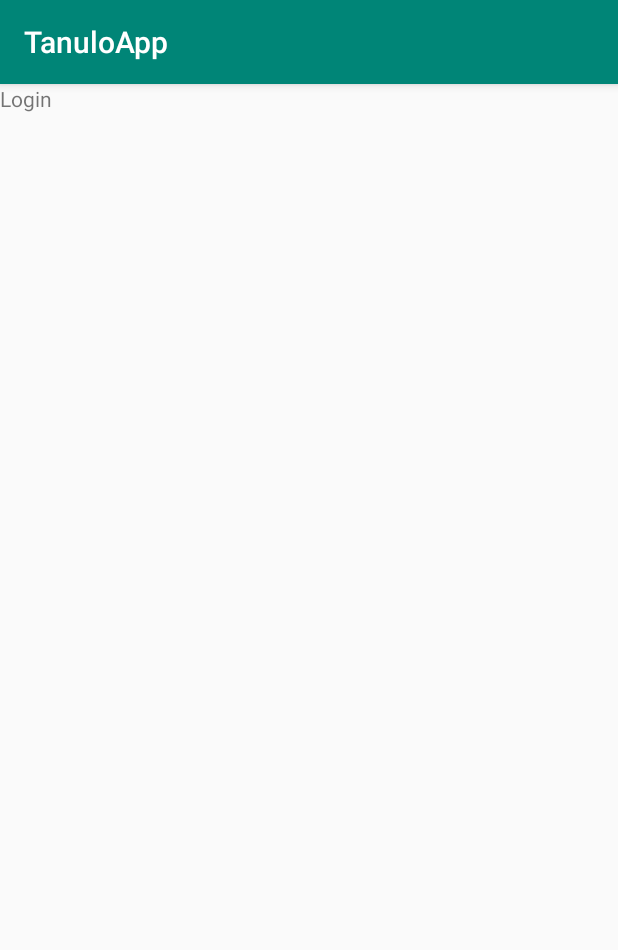
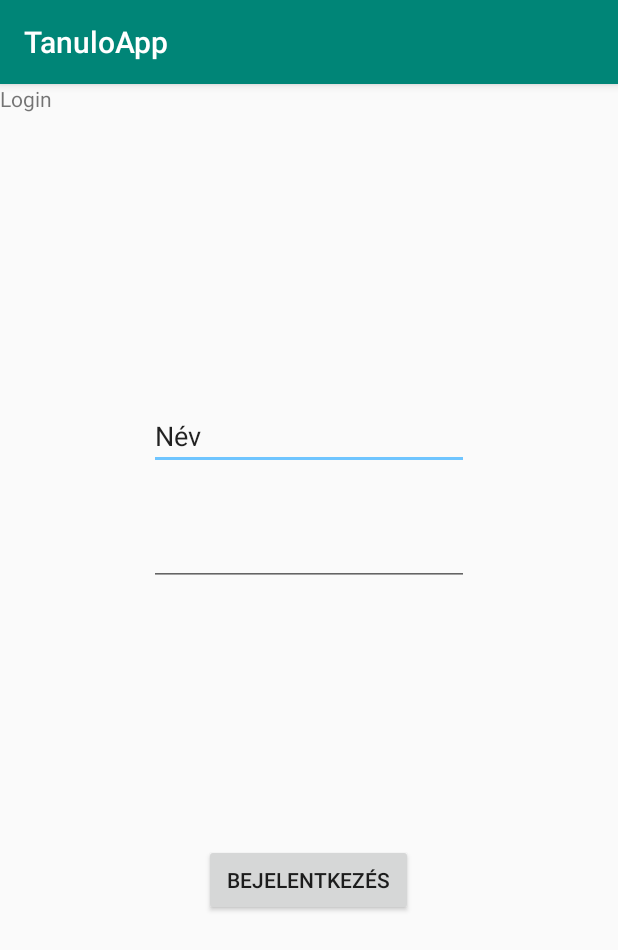
Before and after one commit to gitjuzer/AFP_2019_A, an Android app: the screen it shows after launch (AuthenticationActivity), on a phone screen of 412 x 824 dp. Shown: the top 950 px of the screen. Run offline under Robolectric (Android 15) with nearby library versions, the phone set to English and light mode, and no system bars.

Commit message:
Android - Login felület

```diff
--- a/Android/app/src/main/res/layout/fragment_login.xml
+++ b/Android/app/src/main/res/layout/fragment_login.xml
@@ -1,14 +1,56 @@
 <?xml version="1.0" encoding="utf-8"?>
-<FrameLayout xmlns:android="http://schemas.android.com/apk/res/android"
+<android.support.constraint.ConstraintLayout xmlns:android="http://schemas.android.com/apk/res/android"
+    xmlns:app="http://schemas.android.com/apk/res-auto"
     xmlns:tools="http://schemas.android.com/tools"
+    android:id="@+id/frameLayout2"
     android:layout_width="match_parent"
     android:layout_height="match_parent"
     tools:context=".authentication.fragments.LoginFragment">
 
     <!-- TODO: Update blank fragment layout -->
     <TextView
-        android:layout_width="match_parent"
-        android:layout_height="match_parent"
-        android:text="Login" />
+        android:id="@+id/textView2"
+        android:layout_width="0dp"
+        android:layout_height="0dp"
+        android:text="Login"
+        app:layout_constraintBottom_toBottomOf="parent"
+        app:layout_constraintEnd_toEndOf="parent"
+        app:layout_constraintStart_toStartOf="parent"
+        app:layout_constraintTop_toTopOf="parent" />
 
-</FrameLayout>
+    <Button
+        android:id="@+id/Login"
+        android:layout_width="139dp"
+        android:layout_height="wrap_content"
+        android:text="Bejelentkezés"
+        app:layout_constraintBottom_toBottomOf="parent"
+        app:layout_constraintEnd_toEndOf="parent"
+        app:layout_constraintHorizontal_bias="0.498"
+        app:layout_constraintStart_toStartOf="parent"
+        app:layout_constraintTop_toTopOf="parent"
+        app:layout_constraintVertical_bias="0.704" />
+
+    <EditText
+        android:id="@+id/Name"
+        android:layout_width="wrap_content"
+        android:layout_height="wrap_content"
+        android:layout_marginTop="212dp"
+        android:ems="10"
+        android:inputType="textPersonName"
+        android:text="Név"
+        app:layout_constraintEnd_toEndOf="parent"
+        app:layout_constraintStart_toStartOf="parent"
+        app:layout_constraintTop_toTopOf="parent" />
+
+    <EditText
+        android:id="@+id/Password"
+        android:layout_width="wrap_content"
+        android:layout_height="wrap_content"
+        android:layout_marginTop="32dp"
+        android:ems="10"
+        android:inputType="textPassword"
+        app:layout_constraintEnd_toEndOf="parent"
+        app:layout_constraintStart_toStartOf="parent"
+        app:layout_constraintTop_toBottomOf="@+id/Name" />
+
+</android.support.constraint.ConstraintLayout>
--- a/Android/app/src/main/res/layout/fragment_registration.xml
+++ b/Android/app/src/main/res/layout/fragment_registration.xml
@@ -1,14 +1,23 @@
 <?xml version="1.0" encoding="utf-8"?>
-<FrameLayout xmlns:android="http://schemas.android.com/apk/res/android"
+<android.support.constraint.ConstraintLayout xmlns:android="http://schemas.android.com/apk/res/android"
+    xmlns:app="http://schemas.android.com/apk/res-auto"
     xmlns:tools="http://schemas.android.com/tools"
+    android:id="@+id/frameLayout"
     android:layout_width="match_parent"
     android:layout_height="match_parent"
     tools:context=".authentication.fragments.RegistrationFragment">
 
     <!-- TODO: Update blank fragment layout -->
     <TextView
-        android:layout_width="match_parent"
-        android:layout_height="match_parent"
-        android:text="Registration" />
+        android:id="@+id/textView"
+        android:layout_width="0dp"
+        android:layout_height="0dp"
+        android:text="Registration"
+        app:layout_constraintBottom_toBottomOf="parent"
+        app:layout_constraintEnd_toEndOf="parent"
+        app:layout_constraintHorizontal_bias="0.0"
+        app:layout_constraintStart_toStartOf="parent"
+        app:layout_constraintTop_toTopOf="parent"
+        app:layout_constraintVertical_bias="0.0" />
 
-</FrameLayout>
+</android.support.constraint.ConstraintLayout>
```
